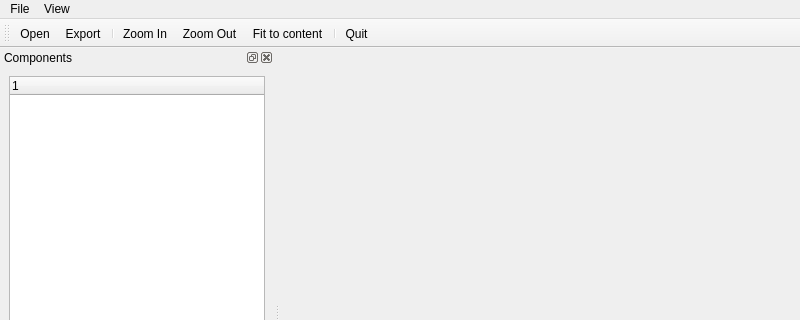
Above: mainwindow.ui from Evheney/XmlSchemeViewer before the change; both pictures show x 0 to 800 and y 0 to 320 of the 800 by 600 pixel window. Below: the same form after it.
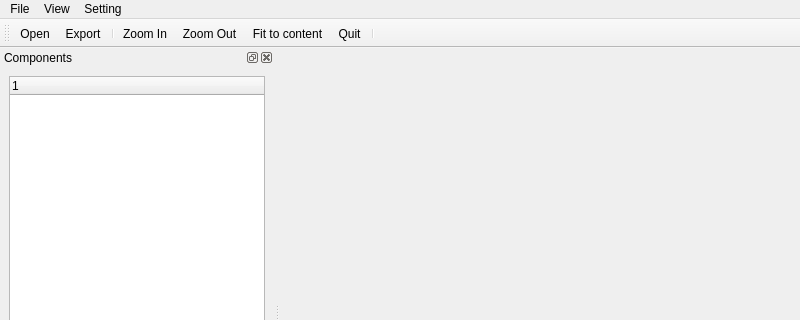
That is the form after the change. Icons and pictures are not drawn.

Commit message: implementation of "save"-"load" settings and cleared junk

Patch:
```diff
--- a/mainwindow.ui
+++ b/mainwindow.ui
@@ -46,8 +46,15 @@
     <addaction name="actionZoom_Out"/>
     <addaction name="actionFit_to_content"/>
    </widget>
+   <widget class="QMenu" name="menuSetting">
+    <property name="title">
+     <string>Setting</string>
+    </property>
+    <addaction name="actionSettings"/>
+   </widget>
    <addaction name="menuFile"/>
    <addaction name="menuView"/>
+   <addaction name="menuSetting"/>
   </widget>
   <widget class="QStatusBar" name="statusbar"/>
   <widget class="QDockWidget" name="dockWidget">
@@ -93,8 +100,8 @@
    <addaction name="actionZoom_In"/>
    <addaction name="actionZoom_Out"/>
    <addaction name="actionFit_to_content"/>
-   <addaction name="separator"/>
    <addaction name="actionQuit"/>
+   <addaction name="separator"/>
   </widget>
   <action name="actionOpen">
    <property name="icon">
```
Left out of the diff: 5 changed lines with no effect on the pictures. The commit also changes 9 other files.
